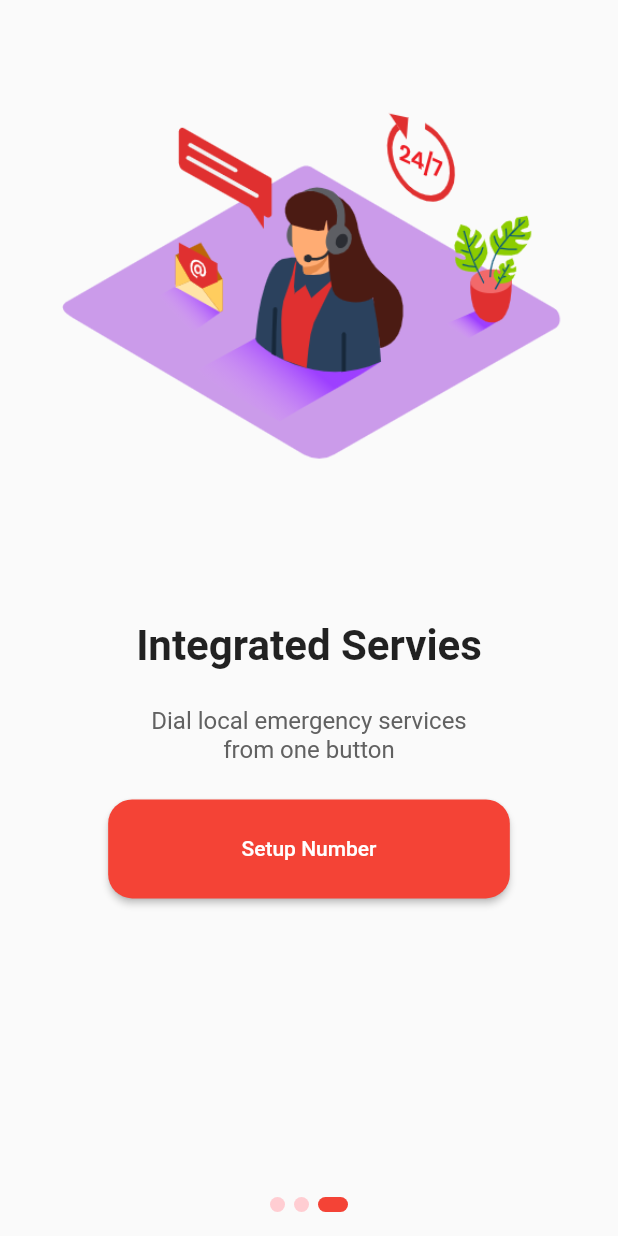
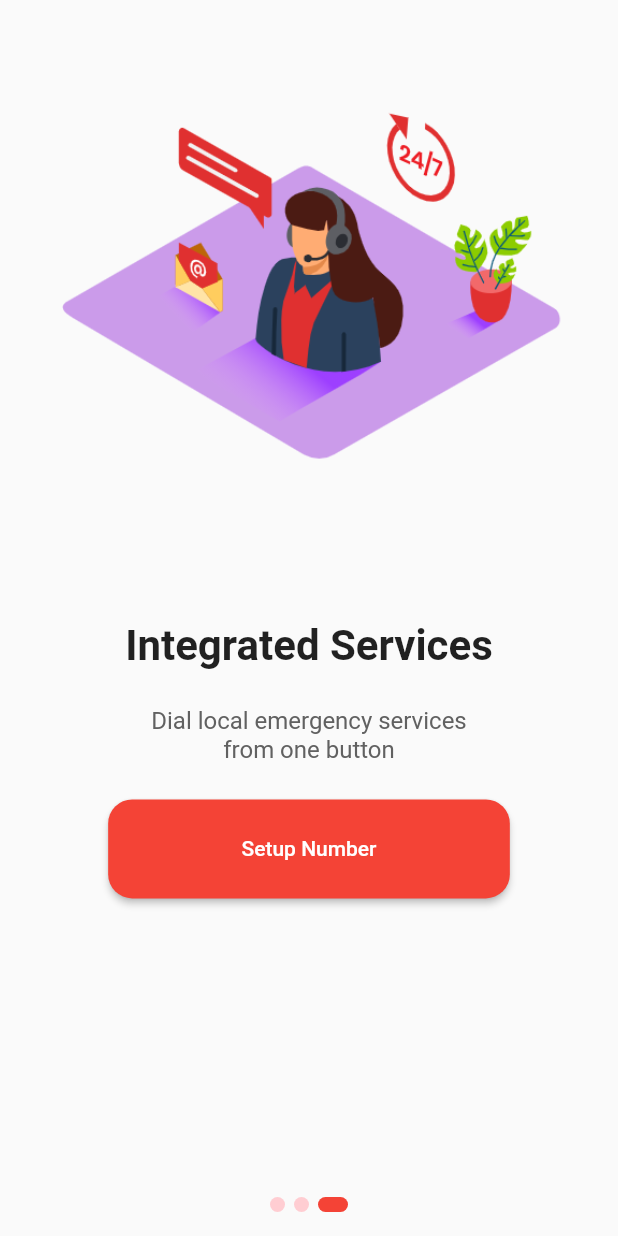
Before and after one commit to safirahrsh/app_sos_git, a Flutter app: the screen it shows after launch, swiped to page 3, on a phone screen of 412 x 824 dp. Run offline on Flutter 3.47's test engine with Material 2 defaults, Android fonts, the phone set to English and light mode, and no system bars; drawn by our look-alikes of dots_indicator, introduction_screen; our stand-ins replace font_awesome_flutter, shared_preferences.

Commit message:
fixed typo on onBoarding

```diff
--- a/lib/OnBoarding.dart
+++ b/lib/OnBoarding.dart
@@ -55,7 +55,7 @@ class _OnBoardingScreenState extends State<OnBoardingScreen> {
                   TextStyle(fontWeight: FontWeight.bold, fontSize: 28.0),
               bodyTextStyle: TextStyle(color: Colors.grey[700], fontSize: 16))),
       PageViewModel(
-          title: "Integrated Servies",
+          title: "Integrated Services",
           body: "Dial local emergency services\nfrom one button",
           image: Image.asset('assets/img/cs_isometric.png'),
           decoration: PageDecoration(
```
Also changed, not shown: pubspec.lock.
